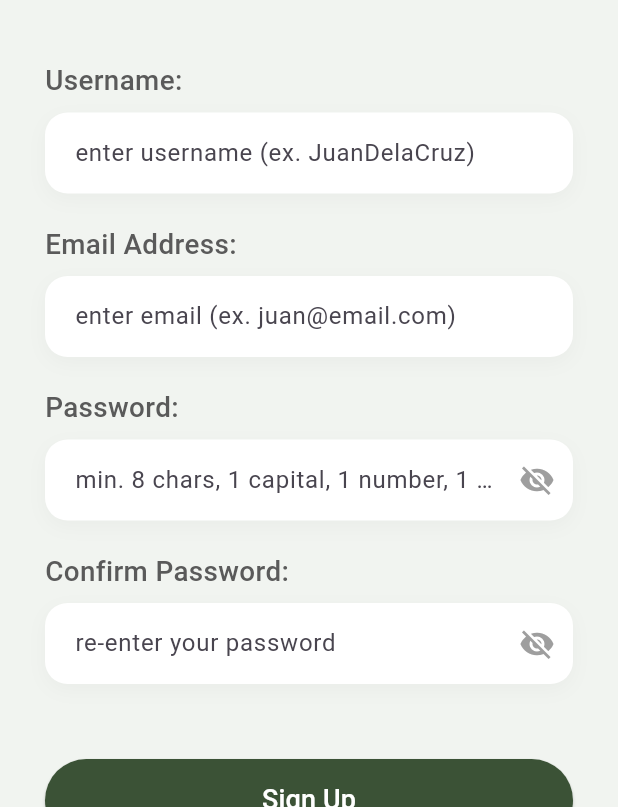
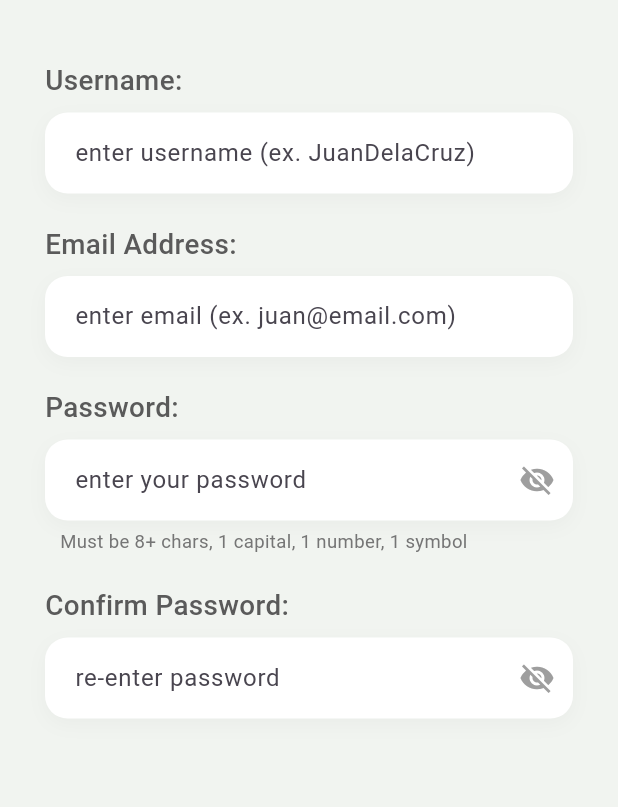
Before and after one commit to Killer8Hyper/leafloop_frontend, a Flutter app: the SignUpPage screen opened directly, on a phone screen of 412 x 824 dp, the part 429-1236 px from its top. Run offline on Flutter 3.47's test engine with Material 3 defaults, Android fonts, the phone set to English and light mode, and no system bars; our stand-ins replace image_picker, lottie, shared_preferences, sqflite; accounts and stored records are empty.

```diff
--- a/lib/starting/sign-up.dart
+++ b/lib/starting/sign-up.dart
@@ -18,6 +18,16 @@ class _SignUpPageState extends State<SignUpPage> {
   final TextEditingController _passwordController = TextEditingController();
   final TextEditingController _confirmPasswordController =
       TextEditingController();
+
+  bool get _isPasswordValid {
+    final passwordRegex = RegExp(r'^(?=.*[A-Z])(?=.*[0-9])(?=.*[!@#$%^&*(),.?":{}|<>]).{8,}$');
+    return passwordRegex.hasMatch(_passwordController.text);
+  }
+
+  bool get _isPasswordMatch {
+    return _passwordController.text.isNotEmpty &&
+           _passwordController.text == _confirmPasswordController.text;
+  }
 
   @override
   Widget build(BuildContext context) {
@@ -68,14 +78,32 @@ class _SignUpPageState extends State<SignUpPage> {
               const SizedBox(height: 8),
               _buildTextField(
                 controller: _passwordController,
-                hintText: "min. 8 chars, 1 capital, 1 number, 1 symbol",
+                hintText: "enter your password",
                 isPassword: true,
                 obscureText: _obscurePassword,
+                onChanged: (val) => setState(() {}),
                 onToggleVisibility: () {
                   setState(() {
                     _obscurePassword = !_obscurePassword;
                   });
                 },
+              ),
+              const SizedBox(height: 5),
+              Align(
+                alignment: Alignment.centerLeft,
+                child: Padding(
+                  padding: const EdgeInsets.only(left: 10),
+                  child: Text(
+                    "Must be 8+ chars, 1 capital, 1 number, 1 symbol",
+                    style: TextStyle(
+                      fontSize: screenWidth * 0.03,
+                      color: _passwordController.text.isEmpty
+                        ? Colors.grey[600]
+                        : (_isPasswordValid ? Colors.green : Colors.red),
+                      fontWeight: _isPasswordValid ? FontWeight.bold : FontWeight.normal,
+                    ),
+                  ),
+                ),
               ),
 
               const SizedBox(height: 20),
@@ -84,14 +112,32 @@ class _SignUpPageState extends State<SignUpPage> {
               const SizedBox(height: 8),
               _buildTextField(
                 controller: _confirmPasswordController,
-                hintText: "re-enter your password",
+                hintText: "re-enter password",
                 isPassword: true,
                 obscureText: _obscureConfirm,
+                onChanged: (val) => setState(() {}),
                 onToggleVisibility: () {
                   setState(() {
                     _obscureConfirm = !_obscureConfirm;
                   });
                 },
+              ),
+              const SizedBox(height: 5),
+              Align(
+                alignment: Alignment.centerLeft,
+                child: Padding(
+                  padding: const EdgeInsets.only(left: 10),
+                  child: Text(
+                    _confirmPasswordController.text.isEmpty
+                      ? ""
+                      : (_isPasswordMatch ? "Passwords match!" : "Passwords do not match"),
+                    style: TextStyle(
+                      fontSize: screenWidth * 0.03,
+                      color: _isPasswordMatch ? Colors.green : Colors.red,
+                      fontWeight: FontWeight.bold,
+                    ),
+                  ),
+                ),
               ),
 
               const SizedBox(height: 50),
@@ -221,6 +267,7 @@ class _SignUpPageState extends State<SignUpPage> {
     bool obscureText = false,
     VoidCallback? onToggleVisibility,
     TextInputType keyboardType = TextInputType.text,
+    ValueChanged<String>? onChanged,
   }) {
     return Container(
       decoration: BoxDecoration(
@@ -238,6 +285,7 @@ class _SignUpPageState extends State<SignUpPage> {
         controller: controller,
         obscureText: obscureText,
         keyboardType: keyboardType,
+        onChanged: onChanged,
         decoration: InputDecoration(
           contentPadding: const EdgeInsets.symmetric(
             horizontal: 20,
```
